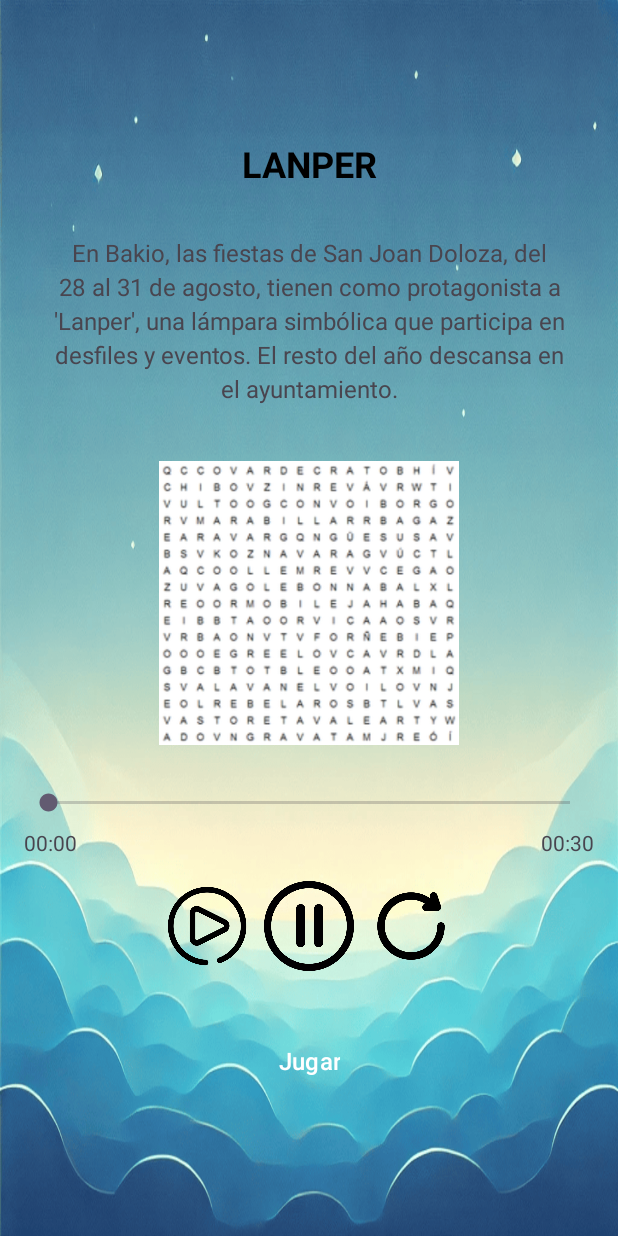
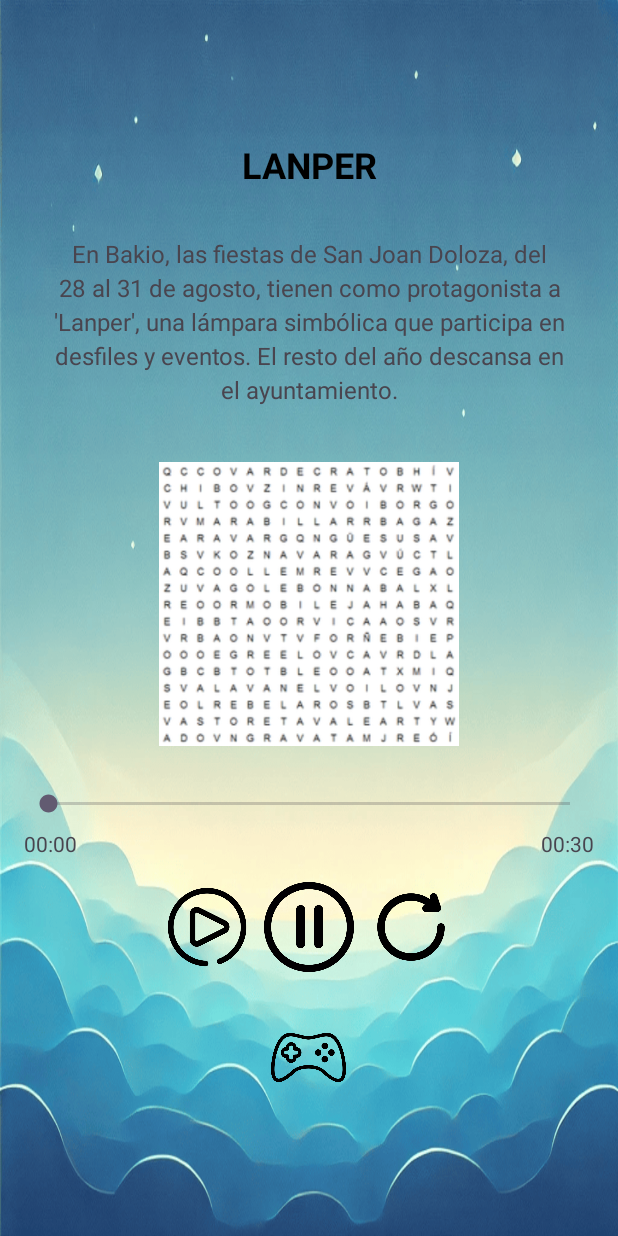
Before and after one commit to Hugojavid5/DidaktikAppBakio, an Android app: the ActividadBienvenidaSopa screen opened directly, with no data from a screen before it, on a phone screen of 412 x 824 dp. Run offline under Robolectric (Android 15) with nearby library versions, the phone set to English and light mode, and no system bars.

Commit message:
pantalla de bienvenida de sopa arreglada

```diff
--- a/app/src/main/java/com/icjardinapps/dm2/bakio/Sopa/ActividadBienvenidaSopa.kt
+++ b/app/src/main/java/com/icjardinapps/dm2/bakio/Sopa/ActividadBienvenidaSopa.kt
@@ -4,7 +4,6 @@ import android.content.Intent
 import android.media.MediaPlayer
 import android.os.Bundle
 import android.os.Handler
-import android.widget.Button
 import android.widget.ImageButton
 import android.widget.SeekBar
 import android.widget.TextView
@@ -33,7 +32,7 @@ class ActividadBienvenidaSopa : AppCompatActivity() {
         val btnPlay: ImageButton = findViewById(R.id.btn_play)
         val btnPause: ImageButton = findViewById(R.id.btn_pause)
         val btnRestart: ImageButton = findViewById(R.id.btn_reiniciar)
-        val btnJugar: Button = findViewById(R.id.btnJugar)
+        val btnJugar: ImageButton = findViewById(R.id.btnJugar)
 
         // Configurar la barra de progreso y el tiempo total
         seekBar.max = mediaPlayer.duration
--- a/app/src/main/res/layout/activity_bienvenida_sopa.xml
+++ b/app/src/main/res/layout/activity_bienvenida_sopa.xml
@@ -118,13 +118,19 @@
     </LinearLayout>
 
     <!-- Botón Jugar (Button normal) -->
-    <Button
+    <ImageButton
         android:id="@+id/btnJugar"
-        android:layout_width="wrap_content"
-        android:layout_height="wrap_content"
-        android:text="Jugar"
-        android:textSize="16sp"
-        android:layout_marginTop="16dp"
-        android:background="?android:attr/selectableItemBackground" />
+        android:layout_width="50dp"
+        android:layout_height="50dp"
+        android:layout_marginTop="12dp"
+        android:src="@drawable/jugar"
+        android:background="@android:color/transparent"
+        android:contentDescription="Jugar"
+        android:padding="0dp"
+        android:scaleType="centerInside"
+        android:adjustViewBounds="true" />
+
+
+
 
 </LinearLayout>
--- a/app/src/main/res/values/colors.xml
+++ b/app/src/main/res/values/colors.xml
@@ -2,4 +2,6 @@
 <resources>
     <color name="black">#FF000000</color>
     <color name="white">#FFFFFFFF</color>
+    <color name="button_green">#4CAF50</color>
+
 </resources>
```
Also changed, not shown: app/src/main/res/drawable/jugar.png (added).
